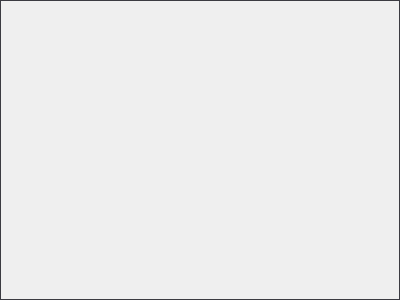
Old version of the form src/gui/tabwidget.ui in the repository GavriloviciEduard/Asclepios-DICOM-Viewer.
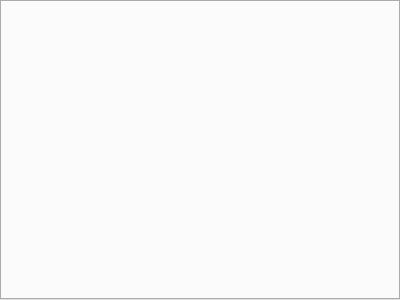
New version of the form.

```diff
--- a/src/gui/tabwidget.ui
+++ b/src/gui/tabwidget.ui
@@ -13,31 +13,6 @@
   <property name="windowTitle">
    <string>TabWidget</string>
   </property>
-  <property name="styleSheet">
-   <string notr="true">QTabWidget::pane 
-{
- 	border: 0.5px solid #3b3b41;
- }
-
-QTabWidget::pane[active=&quot;true&quot;] 
-{
-	border:0.5px solid #47E10C;
-}
-
-QTabWidget::pane[active=&quot;false&quot;] 
-{
-  border: 0.5px solid #3b3b41;
-}
-
-QTabBar::tab {
-	margin-bottom: -2px;
-    border-radius: 3px 3px;
-	background: #73AD21;
-	width: 80px;
-	height: 15px;
-	padding: 3px;
-}</string>
-  </property>
   <layout class="QVBoxLayout" name="verticalLayout">
    <property name="spacing">
     <number>0</number>
```
